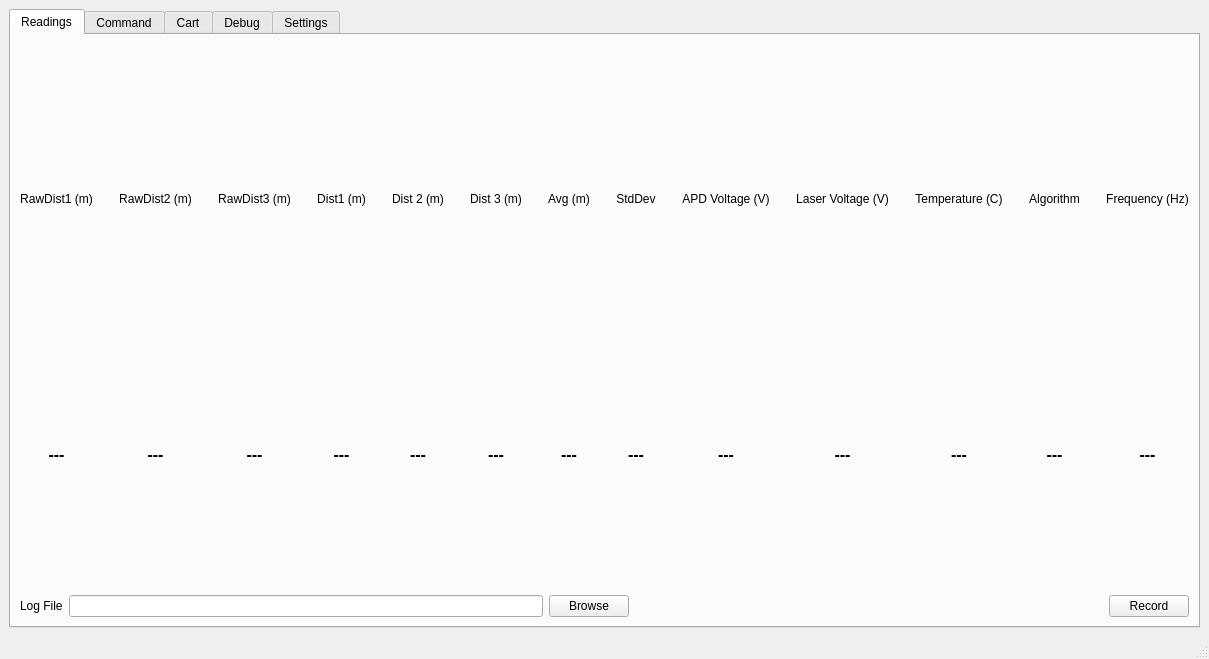
The window that tf03_test/main_window.ui (codincodee/tf0x_dev) describes before a commit, drawn with Qt 5.
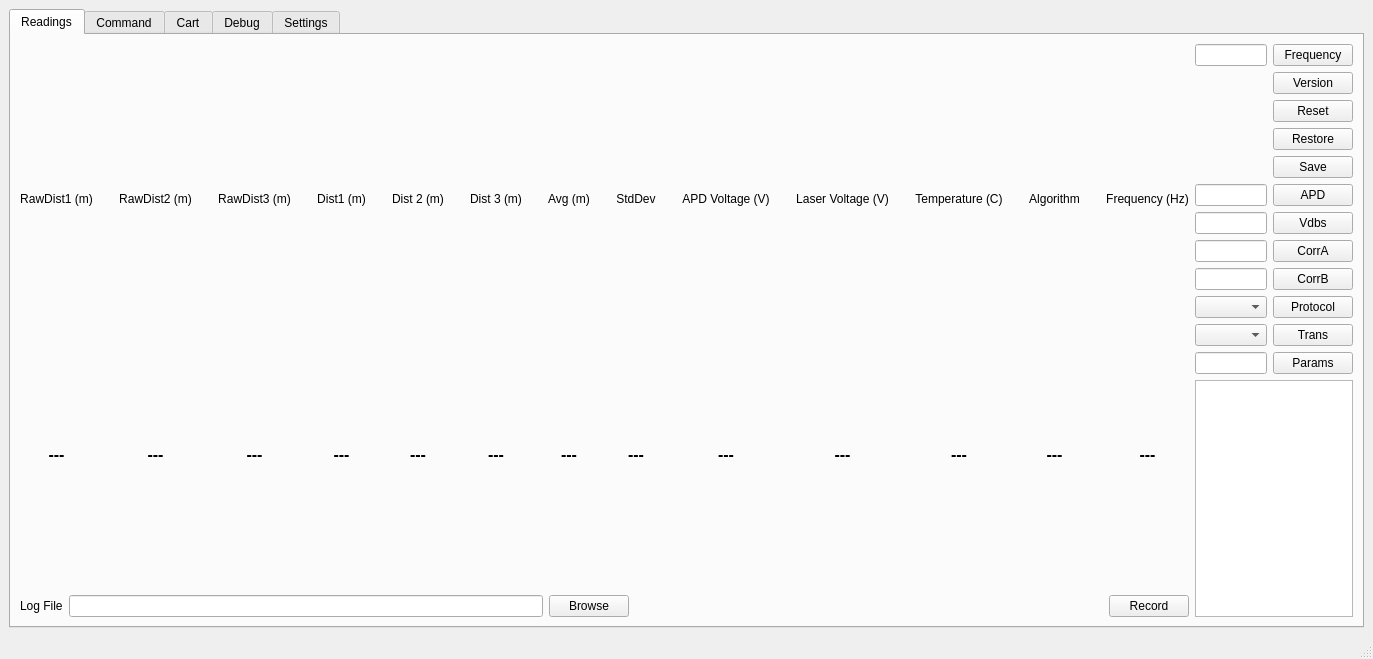
The same window after the commit. The open tabs and pages were chosen to show the change.

Commit message: CommandPage onto ReadingsPage

```diff
--- a/tf03_test/main_window.ui
+++ b/tf03_test/main_window.ui
@@ -25,6 +25,125 @@
         <string>Readings</string>
        </attribute>
        <layout class="QGridLayout" name="gridLayout_2">
+        <item row="0" column="1">
+         <layout class="QVBoxLayout" name="verticalLayout_6">
+          <item>
+           <layout class="QGridLayout" name="gridLayout_13">
+            <item row="6" column="0">
+             <widget class="QLineEdit" name="CommandPageSetVdbsLineEdit"/>
+            </item>
+            <item row="7" column="0">
+             <widget class="QLineEdit" name="CommandPageSetCorrALineEdit"/>
+            </item>
+            <item row="8" column="1">
+             <widget class="QPushButton" name="CommandPageSetCorrBPushButton">
+              <property name="text">
+               <string>CorrB</string>
+              </property>
+             </widget>
+            </item>
+            <item row="8" column="0">
+             <widget class="QLineEdit" name="CommandPageSetCorrBLineEdit"/>
+            </item>
+            <item row="7" column="1">
+             <widget class="QPushButton" name="CommandPageSetCorrAPushButton">
+              <property name="text">
+               <string>CorrA</string>
+              </property>
+             </widget>
+            </item>
+            <item row="0" column="1">
+             <widget class="QPushButton" name="CommandPageSetFrequencyPushButton">
+              <property name="text">
+               <string>Frequency</string>
+              </property>
+             </widget>
+            </item>
+            <item row="4" column="1">
+             <widget class="QPushButton" name="CommandPageSaveSettingsPushButton">
+              <property name="text">
+               <string>Save</string>
+              </property>
+             </widget>
+            </item>
+            <item row="5" column="1">
+             <widget class="QPushButton" name="CommandPageSetAPDPushButton">
+              <property name="text">
+               <string>APD</string>
+              </property>
+             </widget>
+            </item>
+            <item row="9" column="1">
+             <widget class="QPushButton" name="CommandPageSetProtocolPushButton">
+              <property name="text">
+               <string>Protocol</string>
+              </property>
+             </widget>
+            </item>
+            <item row="5" column="0">
+             <widget class="QLineEdit" name="CommandPageSetAPDLineEdit"/>
+            </item>
+            <item row="0" column="0">
+             <widget class="QLineEdit" name="CommandPageSetFrequencyLineEdit"/>
+            </item>
+            <item row="1" column="1">
+             <widget class="QPushButton" name="CommandPageCheckVersionPushButton">
+              <property name="text">
+               <string>Version</string>
+              </property>
+             </widget>
+            </item>
+            <item row="3" column="1">
+             <widget class="QPushButton" name="CommandPageRestoreFactoryPushButton">
+              <property name="text">
+               <string>Restore</string>
+              </property>
+             </widget>
+            </item>
+            <item row="2" column="1">
+             <widget class="QPushButton" name="CommandPageResetPushButton">
+              <property name="text">
+               <string>Reset</string>
+              </property>
+             </widget>
+            </item>
+            <item row="10" column="1">
+             <widget class="QPushButton" name="CommandPageSetTransTypePushButton">
+              <property name="text">
+               <string>Trans</string>
+              </property>
+             </widget>
+            </item>
+            <item row="10" column="0">
+             <widget class="QComboBox" name="CommandPageSetTransTypeComboBox"/>
+            </item>
+            <item row="6" column="1">
+             <widget class="QPushButton" name="CommandPageSetVdbsPushButton">
+              <property name="text">
+               <string>Vdbs</string>
+              </property>
+             </widget>
+            </item>
+            <item row="9" column="0">
+             <widget class="QComboBox" name="CommandPageSetProtocolComboBox"/>
+            </item>
+            <item row="11" column="1">
+             <widget class="QPushButton" name="CommandPageWriteParamPushButton">
+              <property name="text">
+               <string>Params</string>
+              </property>
+             </widget>
+            </item>
+            <item row="11" column="0">
+             <widget class="QLineEdit" name="CommandPageWriteParamLineEdit"/>
+            </item>
+           </layout>
+          </item>
+          <item>
+           <widget class="QPlainTextEdit" name="CommandPageEchoPlainTextEdit"/>
+          </item>
+         </layout>
+        </item>
         <item row="0" column="0">
          <layout class="QVBoxLayout" name="verticalLayout">
           <item>
@@ -792,47 +911,47 @@
           <item>
            <layout class="QGridLayout" name="gridLayout_4">
             <item row="15" column="1">
-             <widget class="QPushButton" name="CommandPageSetProtocolPushButton">
+             <widget class="QPushButton" name="CommandPageSetProtocolPushButtonDeprecated">
               <property name="text">
                <string>Set Protocol</string>
               </property>
              </widget>
             </item>
             <item row="15" column="0">
-             <widget class="QComboBox" name="CommandPageSetProtocolComboBox"/>
+             <widget class="QComboBox" name="CommandPageSetProtocolComboBoxDeprecated"/>
             </item>
             <item row="14" column="0">
-             <widget class="QLineEdit" name="CommandPageSetCorrBLineEdit"/>
+             <widget class="QLineEdit" name="CommandPageSetCorrBLineEditDeprecated"/>
             </item>
             <item row="14" column="1">
-             <widget class="QPushButton" name="CommandPageSetCorrBPushButton">
+             <widget class="QPushButton" name="CommandPageSetCorrBPushButtonDeprecated">
               <property name="text">
                <string>Set CorrB</string>
               </property>
              </widget>
             </item>
             <item row="16" column="1">
-             <widget class="QPushButton" name="CommandPageSetTransTypePushButton">
+             <widget class="QPushButton" name="CommandPageSetTransTypePushButtonDeprecated">
               <property name="text">
                <string>Set Trans Type</string>
               </property>
              </widget>
             </item>
             <item row="16" column="0">
-             <widget class="QComboBox" name="CommandPageSetTransTypeComboBox"/>
+             <widget class="QComboBox" name="CommandPageSetTransTypeComboBoxDeprecated"/>
             </item>
             <item row="13" column="0">
-             <widget class="QLineEdit" name="CommandPageSetCorrALineEdit"/>
+             <widget class="QLineEdit" name="CommandPageSetCorrALineEditDeprecated"/>
             </item>
             <item row="13" column="1">
-             <widget class="QPushButton" name="CommandPageSetCorrAPushButton">
+             <widget class="QPushButton" name="CommandPageSetCorrAPushButtonDeprecated">
               <property name="text">
                <string>Set CorrA</string>
               </property>
              </widget>
             </item>
             <item row="9" column="1">
-             <widget class="QPushButton" name="CommandPageRestoreFactoryPushButton">
+             <widget class="QPushButton" name="CommandPageRestoreFactoryPushButtonDeprecated">
               <property name="text">
                <string>Restore Factory</string>
               </property>
@@ -873,17 +992,17 @@
              </widget>
             </item>
             <item row="3" column="1">
-             <widget class="QPushButton" name="CommandPageCheckVersionPushButton">
+             <widget class="QPushButton" name="CommandPageCheckVersionPushButtonDeprecated">
               <property name="text">
                <string>Check Version</string>
               </property>
              </widget>
             </item>
             <item row="12" column="0">
-             <widget class="QLineEdit" name="CommandPageSetVdbsLineEdit"/>
+             <widget class="QLineEdit" name="CommandPageSetVdbsLineEditDeprecated"/>
             </item>
             <item row="12" column="1">
-             <widget class="QPushButton" name="CommandPageSetVdbsPushButton">
+             <widget class="QPushButton" name="CommandPageSetVdbsPushButtonDeprecated">
               <property name="text">
                <string>Set Vdbs (mV)</string>
               </property>
@@ -900,10 +1019,10 @@
              </widget>
             </item>
             <item row="2" column="0">
-             <widget class="QLineEdit" name="CommandPageSetFrequencyLineEdit"/>
+             <widget class="QLineEdit" name="CommandPageSetFrequencyLineEditDeprecated"/>
             </item>
             <item row="11" column="1">
-             <widget class="QPushButton" name="CommandPageSetAPDPushButton">
+             <widget class="QPushButton" name="CommandPageSetAPDPushButtonDeprecated">
               <property name="text">
                <string>Set APD (V)</string>
               </property>
@@ -923,17 +1042,17 @@
              </widget>
             </item>
             <item row="2" column="1">
-             <widget class="QPushButton" name="CommandPageSetFrequencyPushButton">
+             <widget class="QPushButton" name="CommandPageSetFrequencyPushButtonDeprecated">
               <property name="text">
                <string>Set Frequency</string>
               </property>
              </widget>
             </item>
             <item row="11" column="0">
-             <widget class="QLineEdit" name="CommandPageSetAPDLineEdit"/>
+             <widget class="QLineEdit" name="CommandPageSetAPDLineEditDeprecated"/>
             </item>
             <item row="10" column="1">
-             <widget class="QPushButton" name="CommandPageSaveSettingsPushButton">
+             <widget class="QPushButton" name="CommandPageSaveSettingsPushButtonDeprecated">
               <property name="text">
                <string>Save Settings</string>
               </property>
@@ -966,7 +1085,7 @@
              </widget>
             </item>
             <item row="4" column="1">
-             <widget class="QPushButton" name="CommandPageResetPushButton">
+             <widget class="QPushButton" name="CommandPageResetPushButtonDeprecated">
               <property name="text">
                <string>Reset</string>
               </property>
@@ -1007,14 +1126,14 @@
              </widget>
             </item>
             <item row="17" column="1">
-             <widget class="QPushButton" name="CommandPageWriteParamPushButton">
+             <widget class="QPushButton" name="CommandPageWriteParamPushButtonDeprecated">
               <property name="text">
                <string>Write Parameters</string>
               </property>
              </widget>
             </item>
             <item row="17" column="0">
-             <widget class="QLineEdit" name="CommandPageWriteParamLineEdit">
+             <widget class="QLineEdit" name="CommandPageWriteParamLineEditDeprecated">
               <property name="clearButtonEnabled">
                <bool>true</bool>
               </property>
@@ -1023,7 +1142,7 @@
            </layout>
           </item>
           <item>
-           <widget class="QPlainTextEdit" name="CommandPageEchoPlainTextEdit"/>
+           <widget class="QPlainTextEdit" name="CommandPageEchoPlainTextEditDeprecated"/>
           </item>
           <item>
            <spacer name="verticalSpacer_4">
```
Left out of the diff: 2 changed lines with no effect on the pictures. The commit also changes 1 other file.
